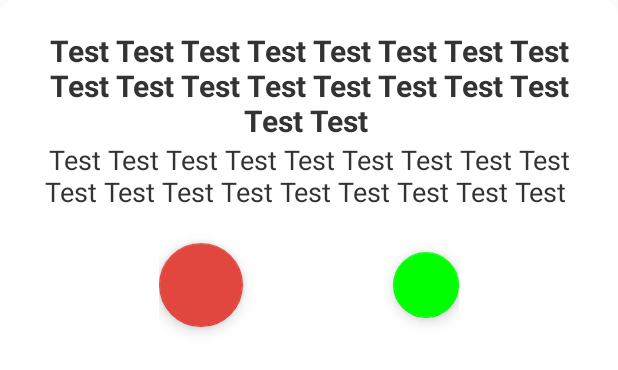
After one commit to Shacharit/Shacharit, an Android app: the layout confirm_sent_gift.xml on its own in the app's theme, with its tools: preview values and no code run, on a phone screen of 412 x 824 dp. The commit adds this screen. Shown: the top 370 px of the screen. Run offline under Robolectric (Android 15) with nearby library versions, the phone set to English and light mode, and no system bars.

Commit message:
Confirm gift dialog (WIP)

```diff
--- a/app/src/main/java/org/shaharit/face2face/GiveGiftFragment.java
+++ b/app/src/main/java/org/shaharit/face2face/GiveGiftFragment.java
@@ -1,5 +1,6 @@
 package org.shaharit.face2face;
 
+import android.app.Dialog;
 import android.content.Intent;
 import android.os.Bundle;
 import android.support.v4.app.Fragment;
@@ -76,7 +77,18 @@ public class GiveGiftFragment extends Fragment {
                         view.findViewById(R.id.chooseGreeting).setOnClickListener(new View.OnClickListener() {
                             @Override
                             public void onClick(View view) {
-                                findAndCreateGift("greeting", notification);
+                                String titleFormat = getResources().getString(R.string.confirmGiftTitle);
+                                String typeStr = getResources().getString(R.string.greetingDescription);
+                                String title = String.format(titleFormat, notification.buddyName, typeStr, notification.eventName);
+                                Dialog dialog = new Dialog(getContext());
+                                dialog.setContentView(R.layout.confirm_sent_gift);
+                                ((TextView) dialog.findViewById(R.id.title)).setText(title);
+                                dialog.findViewById(R.id.positive).setOnClickListener(new View.OnClickListener() {
+                                    @Override
+                                    public void onClick(View view) {
+                                        findAndCreateGift("greeting", notification);
+                                    }
+                                });
                             }
                         });
                         view.findViewById(R.id.chooseVideo).setOnClickListener(new View.OnClickListener() {
--- a/app/src/main/java/org/shaharit/face2face/model/EventNotification.java
+++ b/app/src/main/java/org/shaharit/face2face/model/EventNotification.java
@@ -14,5 +14,6 @@ public class EventNotification {
     public String buddyName;
     public String buddyId;
     public String buddyEmail;
+    public String eventName;
     public List<Gift> giftSuggestions = new ArrayList<>();
 }
--- /dev/null
+++ b/app/src/main/res/drawable/dialog_bg.xml
@@ -0,0 +1,8 @@
+<?xml version="1.0" encoding="utf-8"?>
+<shape xmlns:android="http://schemas.android.com/apk/res/android"
+    android:shape="rectangle" >
+
+    <corners android:radius="10dp"/>
+    <solid android:color="#fff" />
+
+</shape>
--- /dev/null
+++ b/app/src/main/res/layout/confirm_sent_gift.xml
@@ -0,0 +1,49 @@
+<?xml version="1.0" encoding="utf-8"?>
+<LinearLayout xmlns:android="http://schemas.android.com/apk/res/android"
+    xmlns:app="http://schemas.android.com/apk/res-auto"
+    android:layout_width="match_parent"
+    android:layout_height="match_parent"
+    android:orientation="vertical"
+    android:background="@drawable/dialog_bg"
+    android:gravity="center_horizontal"
+    android:padding="20dp">
+
+    <TextView
+        android:id="@+id/title"
+        android:layout_width="wrap_content"
+        android:layout_height="wrap_content"
+        android:textSize="20sp"
+        android:text="Test Test Test Test Test Test Test Test Test Test Test Test Test Test Test Test Test Test "
+        android:gravity="center_horizontal"
+        android:textStyle="bold"
+        android:textColor="#333"/>
+    <TextView
+        android:id="@+id/subtitle"
+        android:layout_width="wrap_content"
+        android:layout_height="wrap_content"
+        android:textSize="18sp"
+        android:gravity="center_horizontal"
+        android:text="Test Test Test Test Test Test Test Test Test Test Test Test Test Test Test Test Test Test "
+        android:textColor="#333"/>
+
+    <LinearLayout
+        android:orientation="horizontal"
+        android:layout_width="200dp"
+        android:gravity="center"
+        android:layout_height="100dp">
+        <android.support.design.widget.FloatingActionButton
+            android:id="@+id/negative"
+            android:layout_width="wrap_content"
+            android:layout_height="wrap_content"
+            />
+        <android.support.design.widget.FloatingActionButton
+            android:id="@+id/positive"
+            android:layout_marginStart="100dp"
+            android:layout_marginLeft="100dp"
+            android:layout_width="wrap_content"
+            android:layout_height="wrap_content"
+            app:backgroundTint="#0f0"
+            />
+    </LinearLayout>
+
+</LinearLayout>
--- a/app/src/main/res/values/strings.xml
+++ b/app/src/main/res/values/strings.xml
@@ -73,4 +73,9 @@
     <string name="chooseGreeting">בחר ברכה</string>
     <string name="chooseVideo">בחר סרטון</string>
     <string name="chooseGift">בחר מתנה</string>
+    <string name="confirmGiftTitle">בחרת לשלוח ל%2$s %1$s לרגל %3$s</string>
+
+    <string name="greetingDescription">ברכה</string>
+    <string name="physicalDescription">מתנה</string>
+    <string name="videoDescription">סרטון</string>
 </resources>
```
